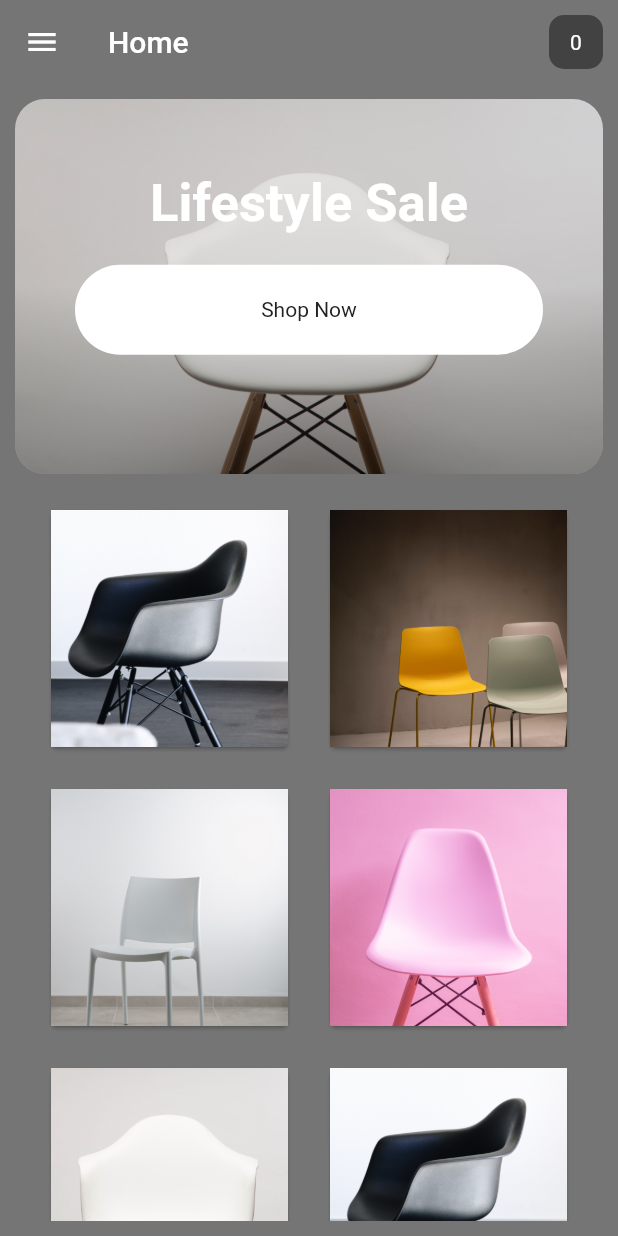
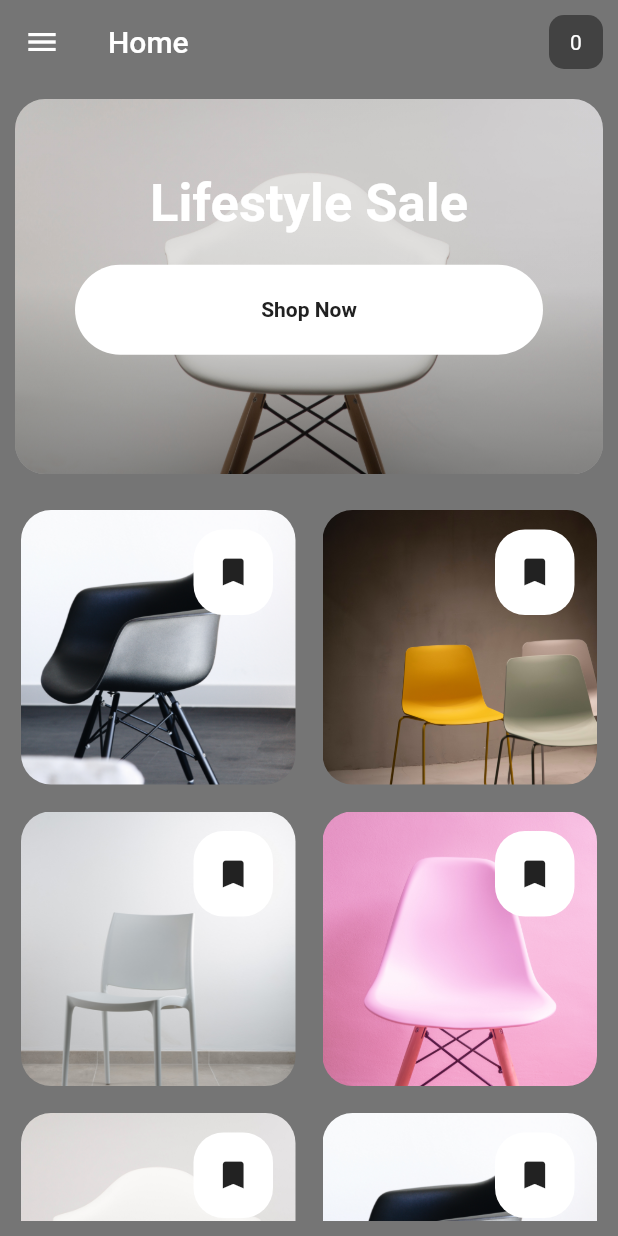
Before and after one commit to phil10xs/layoutanimmation_fltapp, a Flutter app: the screen it shows after launch, on a phone screen of 412 x 824 dp. Run offline on Flutter 3.47's test engine with Material 2 defaults, Android fonts, the phone set to English and light mode, and no system bars.

Commit message:
Here I made use of Conatiners and styling margin and padding to showcase images( products) using GridView widget. All images from random stock photo websites

```diff
--- a/lib/main.dart
+++ b/lib/main.dart
@@ -93,7 +93,9 @@ class _HomePageState extends State<HomePage> {
                         child: Center(
                           child: Text(
                             'Shop Now',
-                            style: TextStyle(color: Colors.grey[900]),
+                            style: TextStyle(
+                                color: Colors.grey[900],
+                                fontWeight: FontWeight.bold),
                           ),
                         ),
                       ),
@@ -102,20 +104,36 @@ class _HomePageState extends State<HomePage> {
                   ),
                 ),
               ),
+              SizedBox(height: 20),
               Expanded(
                 child: GridView.count(
                   crossAxisCount: 2,
-                  padding: EdgeInsets.all(20),
-                  crossAxisSpacing: 20,
-                  mainAxisSpacing: 20,
+                  crossAxisSpacing: 10,
+                  mainAxisSpacing: 10,
                   children: _listItem
                       .map((item) => Card(
+                            color: Colors.transparent,
+                            elevation: 0,
                             child: Container(
                               decoration: BoxDecoration(
+                                  borderRadius: BorderRadius.circular(20),
                                   image: DecorationImage(
                                     image: AssetImage(item),
                                     fit: BoxFit.cover,
                                   )),
+                              child: Transform.translate(
+                                offset: Offset(50, -50),
+                                child: Container(
+                                  margin: EdgeInsets.symmetric(horizontal: 65, vertical: 63),
+                                  width:30,
+                                  height: 40,
+                                  decoration: BoxDecoration(
+                                    color: Colors.white,
+                                    borderRadius: BorderRadius.circular(20),
+                                  ),
+                                  child: Icon(Icons.bookmark),
+                                ),
+                              ),
                             ),
                           ))
                       .toList(),
```
Lines whose indentation alone changed are shown as unchanged.
